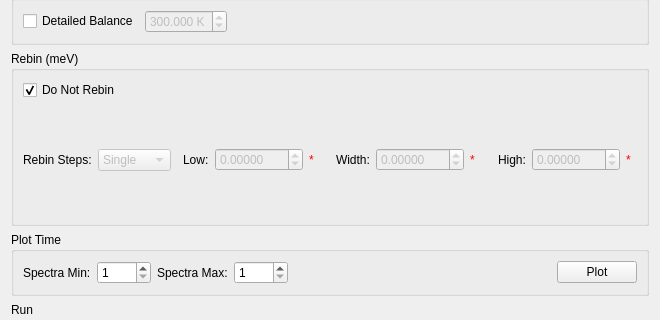
Qt form qt/scientific_interfaces/Indirect/Reduction/ISISEnergyTransfer.ui (mantidproject/mantid) before a commit; both pictures show x 0 to 660 and y 358 to 678 of the 660 by 841 pixel window.
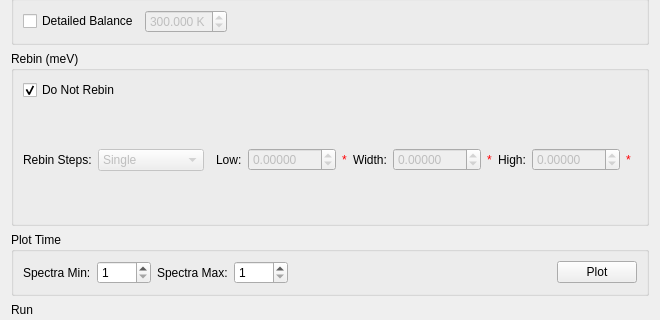
The same form after that commit. Custom widgets are drawn as their Qt base class.

```diff
--- a/qt/scientific_interfaces/Indirect/Reduction/ISISEnergyTransfer.ui
+++ b/qt/scientific_interfaces/Indirect/Reduction/ISISEnergyTransfer.ui
@@ -462,19 +462,6 @@
                 </property>
                </widget>
               </item>
-              <item>
-               <spacer name="horizontalSpacer_7">
-                <property name="orientation">
-                 <enum>Qt::Horizontal</enum>
-                </property>
-                <property name="sizeHint" stdset="0">
-                 <size>
-                  <width>40</width>
-                  <height>20</height>
-                 </size>
-                </property>
-               </spacer>
-              </item>
               <item>
                <widget class="QLabel" name="lbRebinWidth">
                 <property name="text">
@@ -511,19 +498,6 @@
                 </property>
                </widget>
               </item>
-              <item>
-               <spacer name="horizontalSpacer_8">
-                <property name="orientation">
-                 <enum>Qt::Horizontal</enum>
-                </property>
-                <property name="sizeHint" stdset="0">
-                 <size>
-                  <width>40</width>
-                  <height>20</height>
-                 </size>
-                </property>
-               </spacer>
-              </item>
               <item>
                <widget class="QLabel" name="lbRebinHigh">
                 <property name="text">
```
